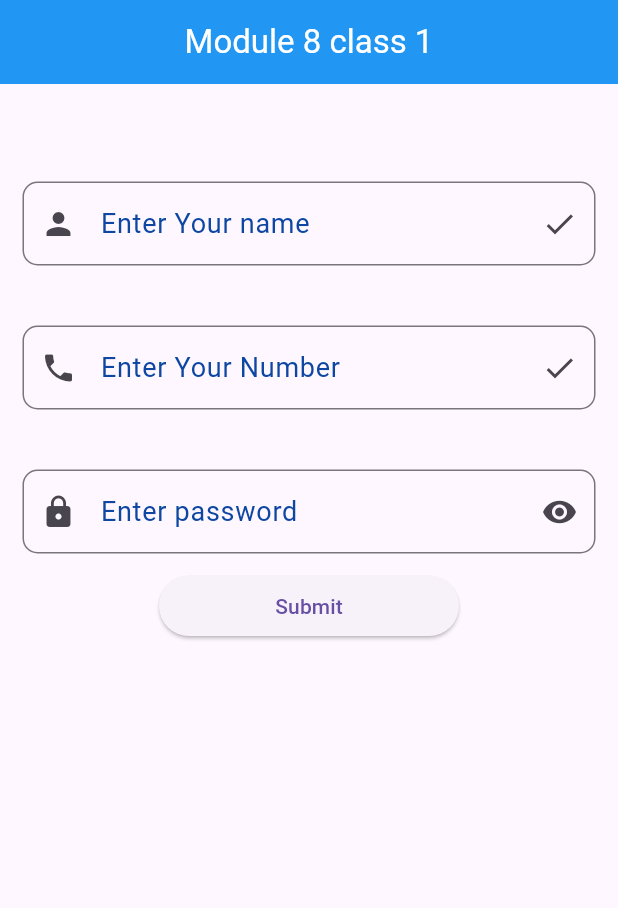
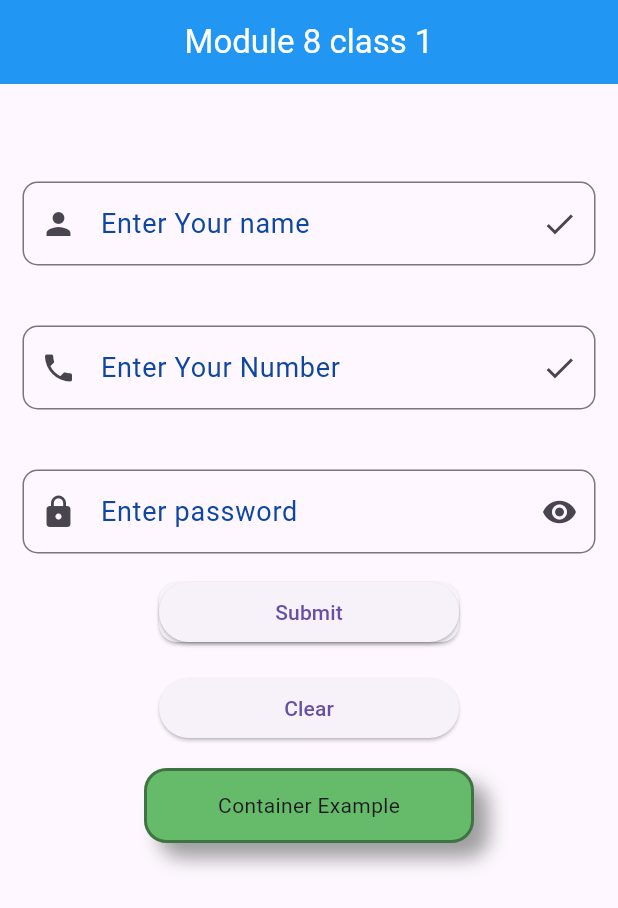
Before and after one commit to Digantasaha123/Flutter, a Flutter app: the screen it shows after launch, on a phone screen of 412 x 824 dp. Shown: the top 908 px of the screen. Run offline on Flutter 3.47's test engine with Material 3 defaults, Android fonts, the phone set to English and light mode, and no system bars; missing offline and left inert: dart:ffi.

Commit message:
module 8 class 1 updated

```diff
--- a/app1/lib/class8_1.dart
+++ b/app1/lib/class8_1.dart
@@ -11,6 +11,7 @@ class Module8class1 extends StatelessWidget {
     TextEditingController nameController = TextEditingController();
     TextEditingController phoneController = TextEditingController();
     TextEditingController passwordController = TextEditingController();
+
     return Scaffold(
       appBar: AppBar(
         backgroundColor: Colors.blue,
@@ -78,7 +79,9 @@ class Module8class1 extends StatelessWidget {
               ),
             ),
           ),
-          SizedBox(
+
+          Card(
+            child: SizedBox(
               height: 40,
               width: 200,
               child: ElevatedButton(
@@ -105,6 +108,42 @@ class Module8class1 extends StatelessWidget {
                 child: Text("Submit"),
               ),
             ),
+          ),
+          SizedBox(height: 20),
+          SizedBox(
+            height: 40,
+            width: 200,
+            child: ElevatedButton(
+              onPressed: () {
+                passwordController.clear();
+                phoneController.clear();
+                nameController.clear();
+              },
+
+              child: Text("Clear"),
+            ),
+          ),
+          SizedBox(height: 20),
+          Container(
+            height: 50,
+            width: 220,
+            alignment: Alignment.center,
+            // color: Colors.green[500],
+            decoration: BoxDecoration(
+              color: Colors.green[400],
+              borderRadius: BorderRadius.circular(15),
+              border: Border.all(width: 2, color: Colors.black38),
+              boxShadow: [
+                BoxShadow(
+                  color: Colors.grey,
+                  offset: Offset(10, 10),
+                  blurRadius: 10,
+                  spreadRadius: 0,
+                ),
+              ],
+            ),
+            child: Text("Container Example"),
+          ),
         ],
       ),
     );
```
Lines whose indentation alone changed are shown as unchanged.
